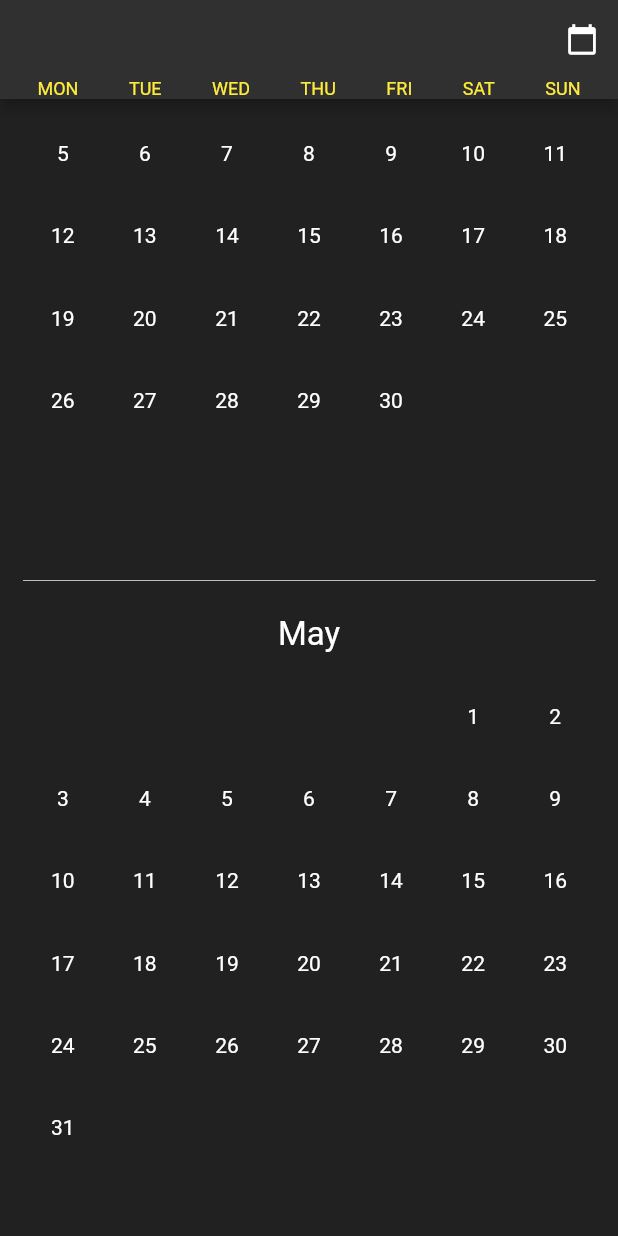
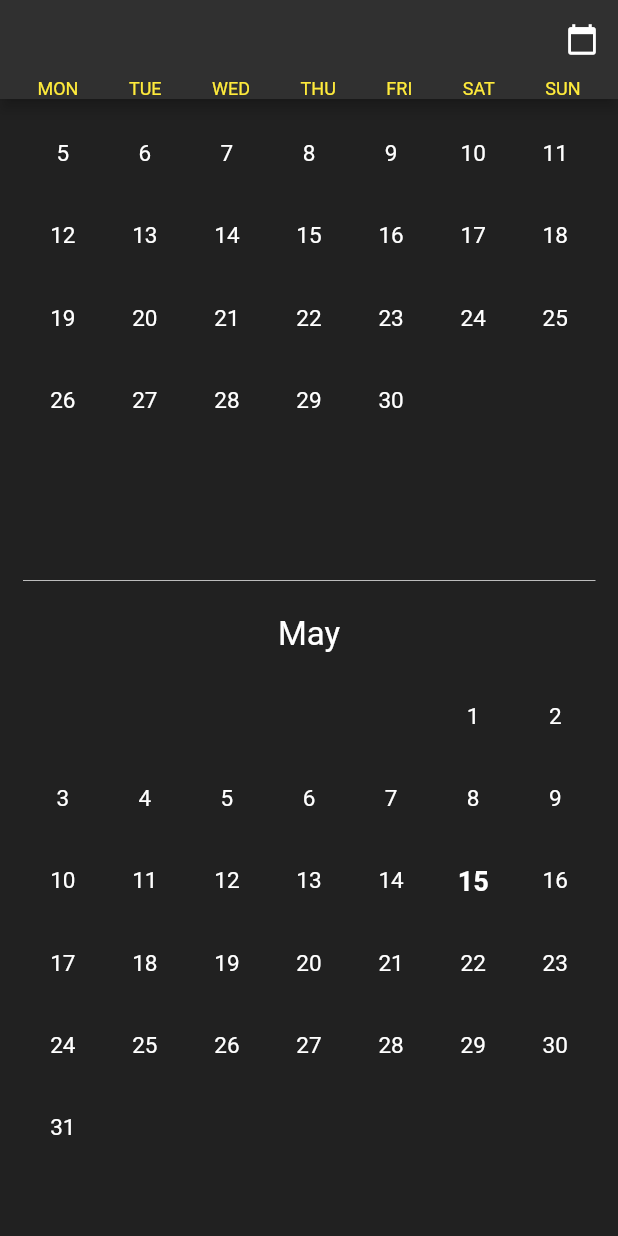
Before and after one commit to neNerower/lenses_calendar, a Flutter app: the screen it shows after launch, on a phone screen of 412 x 824 dp. Run offline on Flutter 3.47's test engine with Material 2 defaults, Android fonts, the phone set to English and light mode, and no system bars.

Commit message:
calendar_body: current day shows now

```diff
--- a/lib/components/calendar_body.dart
+++ b/lib/components/calendar_body.dart
@@ -1,5 +1,7 @@
 import 'package:flutter/material.dart';
 import 'package:lenses_calendar/model/date_handler.dart';
+
+import 'day/day_cell.dart';
 
 class CalendarBody extends StatelessWidget {
   final List<DateHandler> monthCalendar;
@@ -21,14 +23,8 @@ class CalendarBody extends StatelessWidget {
       ),
       itemBuilder: (context, index) {
         return Center(
-          child: InkWell(
-            child: Text(
-              '${monthCalendar[index].date.day}',
-              style: TextStyle(
-                  color: (monthCalendar[index].isOtherMonth)
-                      ? Colors.transparent
-                      : Colors.white),
-            ),
+          child: DayCell(
+            date: monthCalendar[index],
           ),
         );
       },
--- /dev/null
+++ b/lib/components/day/day_cell.dart
@@ -0,0 +1,30 @@
+import 'package:flutter/material.dart';
+import 'package:lenses_calendar/model/date_handler.dart';
+
+class DayCell extends StatelessWidget {
+  final DateHandler date;
+  final Color color;
+
+  const DayCell({
+    Key key,
+    @required this.date,
+    this.color = Colors.white,
+  }) : super(key: key);
+
+  @override
+  Widget build(BuildContext context) {
+    DateTime now = DateTime.now();
+    bool isCurrentDate = (date.date == DateTime(now.year, now.month, now.day));
+
+    return InkWell(
+      child: Text(
+        '${date.date.day}',
+        style: TextStyle(
+          color: (date.isOtherMonth) ? Colors.transparent : color,
+          fontWeight: isCurrentDate ? FontWeight.bold : FontWeight.normal,
+          fontSize: isCurrentDate ? 18 : 15,
+        ),
+      ),
+    );
+  }
+}
```
